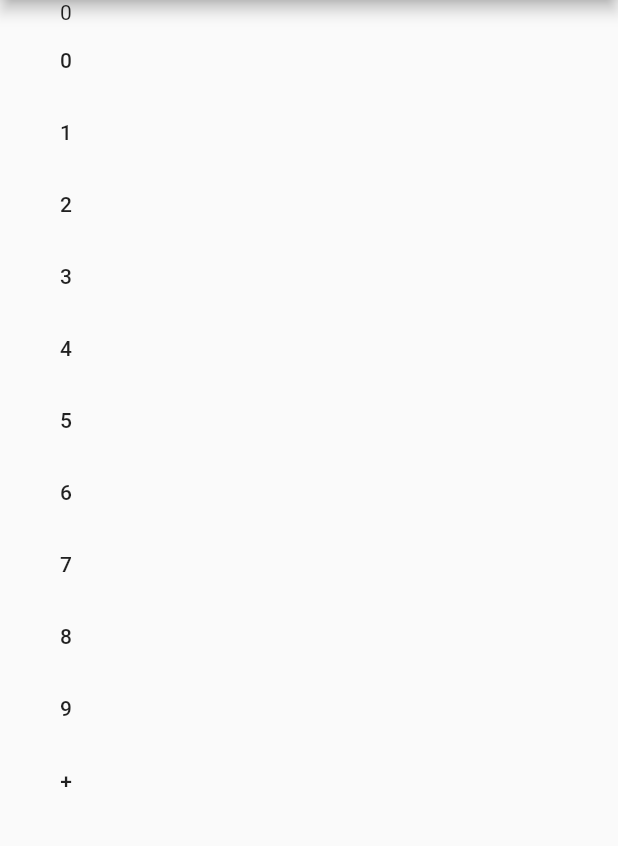
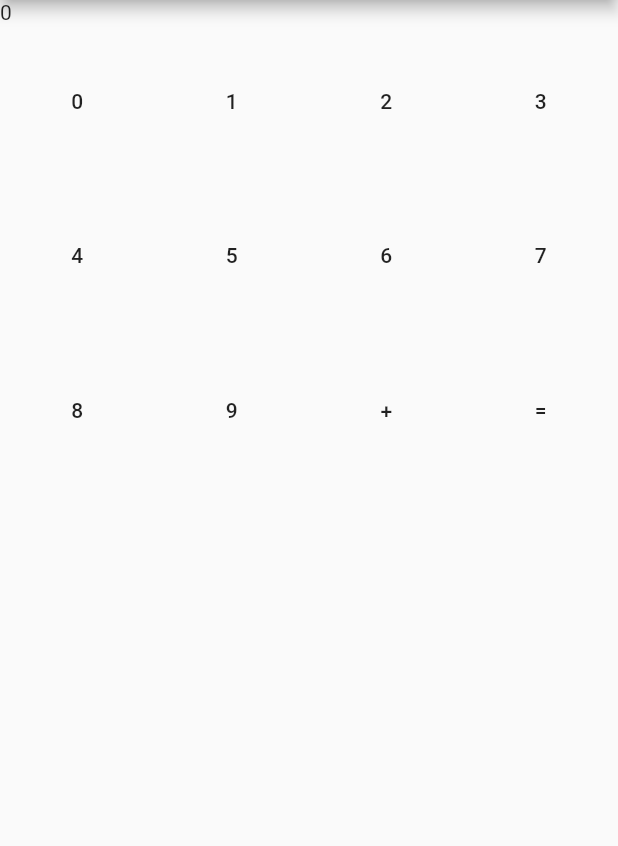
Before and after one commit to SamUndefined/adding_calculator, a Flutter app: the screen it shows after launch, on a phone screen of 412 x 824 dp, the part 84-930 px from its top. Run offline on Flutter 3.47's test engine with Material 2 defaults, Android fonts, the phone set to English and light mode, and no system bars.

```diff
--- a/lib/main.dart
+++ b/lib/main.dart
@@ -29,12 +29,17 @@ class HomePage extends StatelessWidget {
       body: ScopedModel<CalculatorModel>(
         model: CalculatorModel(),
         child: ScopedModelDescendant<CalculatorModel>(
-          builder: (context, child, model) => Column(
+          builder: (context, child, model) => ListView(
                 children: <Widget>[
                   Tooltip(
                     message: 'Output',
-                    child: Text(model.output),
+                    child: Text(model.output, key: Key('Output')),
                   ),
+                  GridView.count(
+                    scrollDirection: Axis.vertical,
+                    shrinkWrap: true,
+                    crossAxisCount: 4,
+                    children: <Widget>[
                       ...zeroThroughNineButtons,
                       Tooltip(
                         message: 'Plus',
@@ -43,6 +48,15 @@ class HomePage extends StatelessWidget {
                           onPressed: () => model.plus(),
                         ),
                       ),
+                      Tooltip(
+                        message: 'Equals',
+                        child: FlatButton(
+                          child: Text('='),
+                          onPressed: () => model.calculate(),
+                        ),
+                      ),
+                    ],
+                  ),
                 ],
               ),
         ),
```
Also changed, not shown: lib/calculatorModel.dart (+8 -0 lines), test_acceptance/addFeature/addStepDefs.dart (+4 -6 lines), 2 other files. Lines whose indentation alone changed are shown as unchanged.
